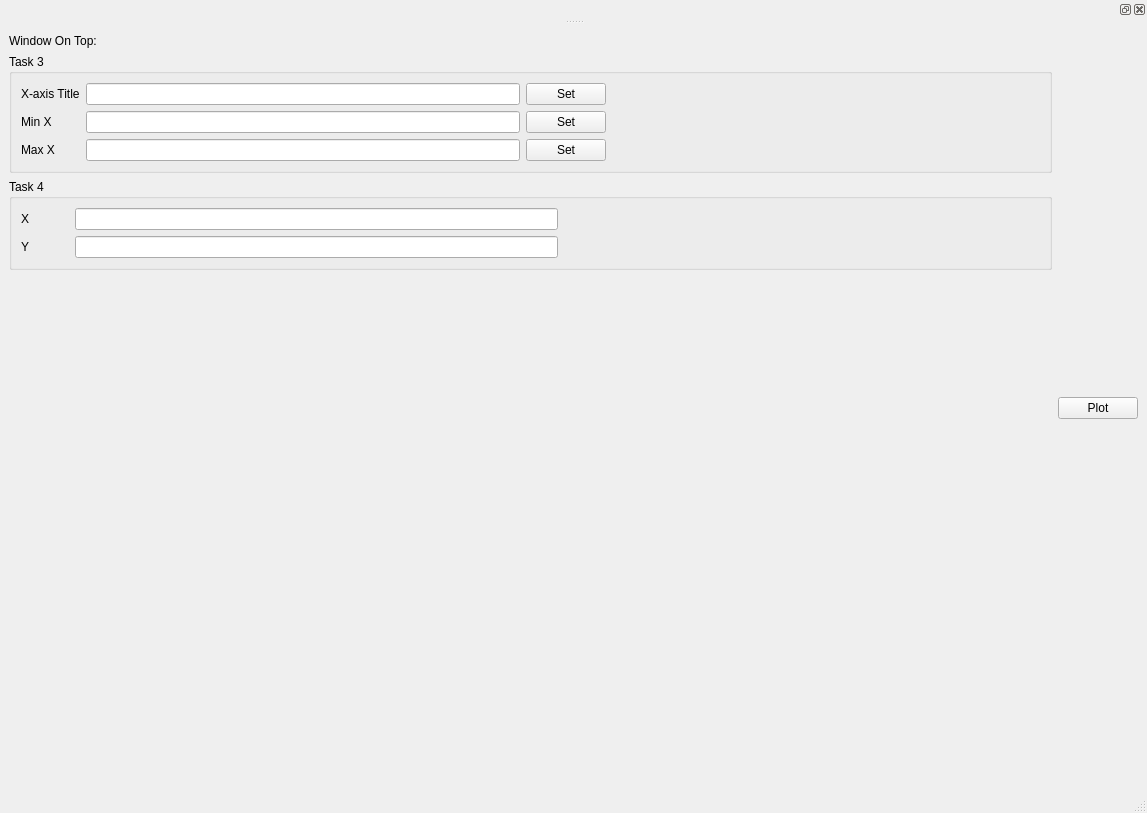
Before: the Qt Designer form matplotlib/main/ui_TestMainWindow.ui in mantidproject/plotting-evaluation, drawn with Qt 5.
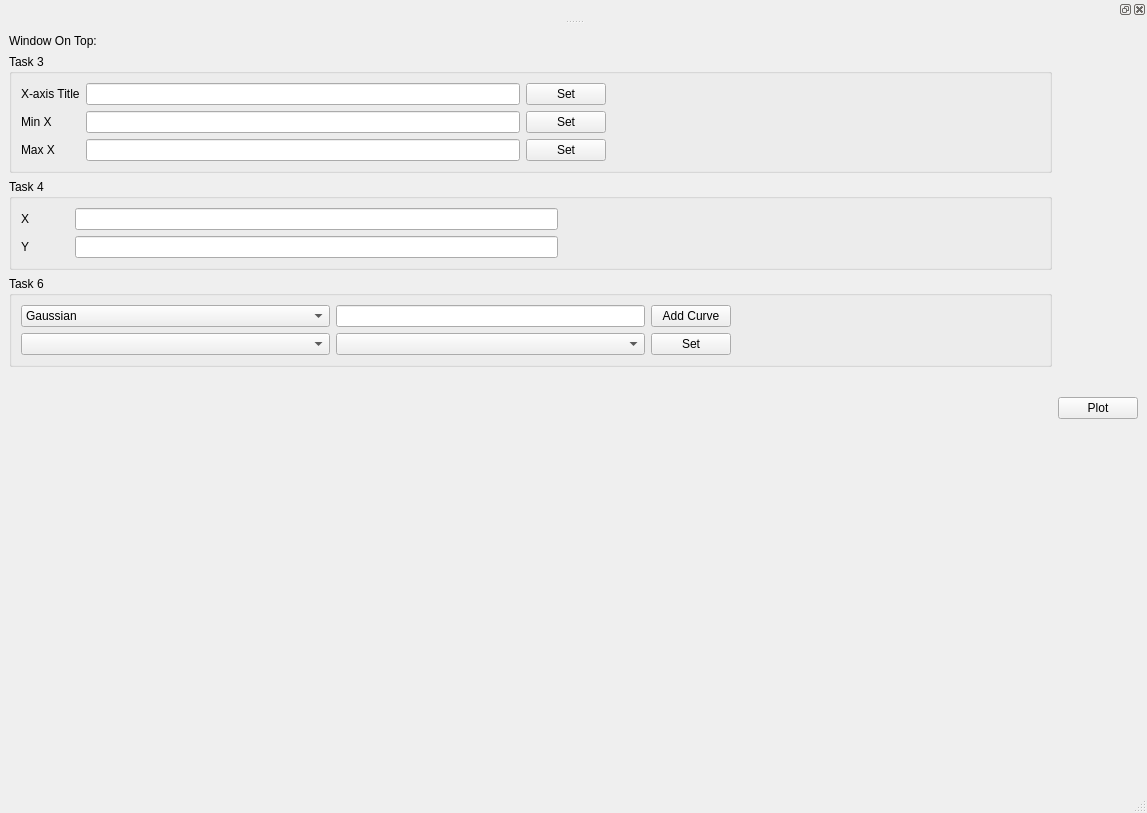
After: the same form once the commit is applied.

The edit to the form file:
```diff
--- a/matplotlib/main/ui_TestMainWindow.ui
+++ b/matplotlib/main/ui_TestMainWindow.ui
@@ -155,6 +155,87 @@
         </layout>
        </widget>
       </item>
+      <item>
+       <widget class="QGroupBox" name="groupBox_t6">
+        <property name="title">
+         <string>Task 6</string>
+        </property>
+        <layout class="QGridLayout" name="gridLayout_4">
+         <item row="1" column="0">
+          <widget class="QComboBox" name="comboBox_lines">
+           <property name="sizePolicy">
+            <sizepolicy hsizetype="Expanding" vsizetype="Fixed">
+             <horstretch>0</horstretch>
+             <verstretch>0</verstretch>
+            </sizepolicy>
+           </property>
+          </widget>
+         </item>
+         <item row="1" column="1">
+          <widget class="QComboBox" name="comboBox_lineSymbol">
+           <property name="sizePolicy">
+            <sizepolicy hsizetype="Expanding" vsizetype="Fixed">
+             <horstretch>0</horstretch>
+             <verstretch>0</verstretch>
+            </sizepolicy>
+           </property>
+          </widget>
+         </item>
+         <item row="1" column="2">
+          <widget class="QPushButton" name="pushButton_setLineMarker">
+           <property name="text">
+            <string>Set</string>
+           </property>
+          </widget>
+         </item>
+         <item row="1" column="3">
+          <spacer name="horizontalSpacer_5">
+           <property name="orientation">
+            <enum>Qt::Horizontal</enum>
+           </property>
+           <property name="sizeType">
+            <enum>QSizePolicy::Expanding</enum>
+           </property>
+           <property name="sizeHint" stdset="0">
+            <size>
+             <width>40</width>
+             <height>20</height>
+            </size>
+           </property>
+          </spacer>
+         </item>
+         <item row="0" column="2">
+          <widget class="QPushButton" name="pushButton_addCurve">
+           <property name="text">
+            <string>Add Curve</string>
+           </property>
+          </widget>
+         </item>
+         <item row="0" column="0">
+          <widget class="QComboBox" name="comboBox_functionList">
+           <item>
+            <property name="text">
+             <string>Gaussian</string>
+            </property>
+           </item>
+           <item>
+            <property name="text">
+             <string>Sin</string>
+            </property>
+           </item>
+           <item>
+            <property name="text">
+             <string>Cosine</string>
+            </property>
+           </item>
+          </widget>
+         </item>
+         <item row="0" column="1">
+          <widget class="QLineEdit" name="lineEdit_title"/>
+         </item>
+        </layout>
+       </widget>
+      </item>
       <item>
        <spacer name="verticalSpacer">
         <property name="orientation">
```
